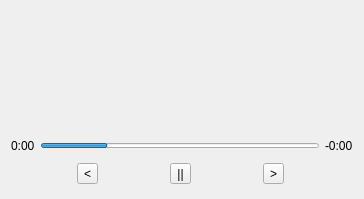
First picture: the form in DDEMpris2Widget.ui, repository SeptemberHX/dde-mpris2-plugin, before the edit.
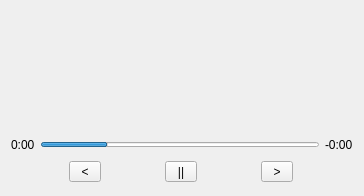
Second picture: the form after the edit. Custom widgets are drawn as their Qt base class.

```diff
--- a/DDEMpris2Widget.ui
+++ b/DDEMpris2Widget.ui
@@ -7,7 +7,7 @@
     <x>0</x>
     <y>0</y>
     <width>353</width>
-    <height>199</height>
+    <height>196</height>
    </rect>
   </property>
   <property name="sizePolicy">
@@ -191,6 +191,12 @@
          </property>
          <item>
           <widget class="QToolButton" name="prevButton">
+           <property name="maximumSize">
+            <size>
+             <width>32</width>
+             <height>32</height>
+            </size>
+           </property>
            <property name="text">
             <string>&lt;</string>
            </property>
@@ -198,6 +204,12 @@
          </item>
          <item>
           <widget class="QToolButton" name="pausePlayButton">
+           <property name="maximumSize">
+            <size>
+             <width>32</width>
+             <height>32</height>
+            </size>
+           </property>
            <property name="text">
             <string>||</string>
            </property>
@@ -205,6 +217,12 @@
          </item>
          <item>
           <widget class="QToolButton" name="nextButton">
+           <property name="maximumSize">
+            <size>
+             <width>32</width>
+             <height>32</height>
+            </size>
+           </property>
            <property name="text">
             <string>&gt;</string>
            </property>
```
